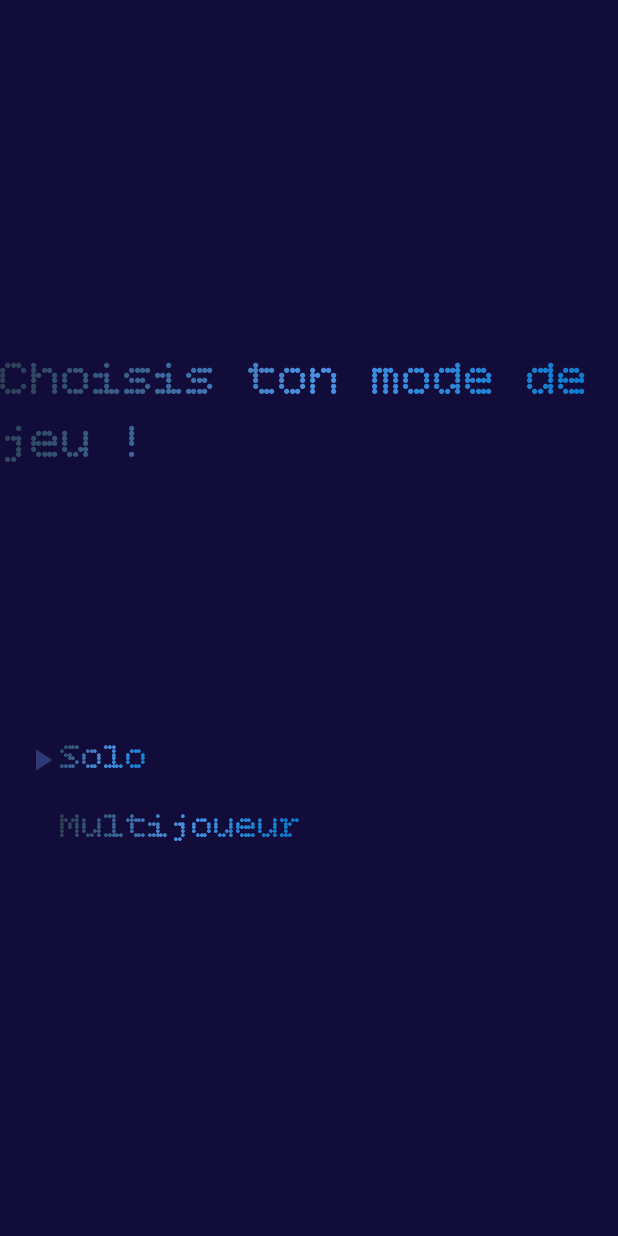
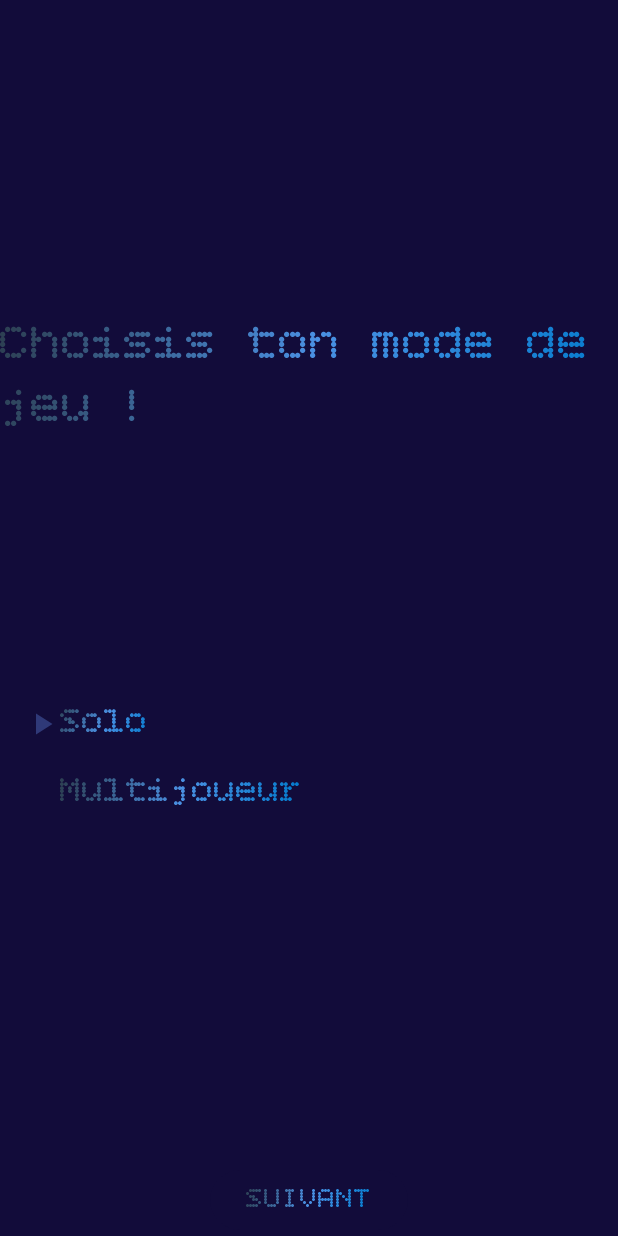
Before and after one commit to ssisirix361/tictactoe, an Android app built with Jetpack Compose: the screen it shows after launch (MainActivity), on a phone screen of 412 x 824 dp. Run offline under Robolectric (Android 15) with nearby library versions, the phone set to English and light mode, and no system bars.

Commit message:
Add game setup step, selection & configuration

```diff
--- a/app/src/main/java/com/easi/tictactoe/ui/screen/setup/GameSetupScreen.kt
+++ b/app/src/main/java/com/easi/tictactoe/ui/screen/setup/GameSetupScreen.kt
@@ -1,13 +1,19 @@
 package com.easi.tictactoe.ui.screen.setup
 
 import android.content.Context
+import androidx.compose.animation.Crossfade
+import androidx.compose.foundation.background
 import androidx.compose.foundation.layout.Arrangement
 import androidx.compose.foundation.layout.Box
 import androidx.compose.foundation.layout.Column
 import androidx.compose.foundation.layout.Spacer
+import androidx.compose.foundation.layout.WindowInsets
+import androidx.compose.foundation.layout.asPaddingValues
 import androidx.compose.foundation.layout.fillMaxSize
 import androidx.compose.foundation.layout.fillMaxWidth
 import androidx.compose.foundation.layout.height
+import androidx.compose.foundation.layout.navigationBars
+import androidx.compose.foundation.layout.padding
 import androidx.compose.material3.Text
 import androidx.compose.runtime.Composable
 import androidx.compose.runtime.MutableState
@@ -17,6 +23,7 @@ import androidx.compose.runtime.remember
 import androidx.compose.runtime.setValue
 import androidx.compose.ui.Alignment
 import androidx.compose.ui.Modifier
+import androidx.compose.ui.graphics.Color
 import androidx.compose.ui.platform.LocalContext
 import androidx.compose.ui.res.stringResource
 import androidx.compose.ui.tooling.preview.Preview
@@ -26,6 +33,7 @@ import androidx.lifecycle.viewmodel.compose.viewModel
 import androidx.navigation.NavController
 import com.easi.tictactoe.R
 import com.easi.tictactoe.components.AnimatedText
+import com.easi.tictactoe.components.GameButton
 import com.easi.tictactoe.model.GameMode
 import com.easi.tictactoe.ui.theme.TictactoeTheme
 import com.easi.tictactoe.viewmodel.GameViewModel
@@ -41,9 +49,28 @@ fun GameSetupScreen(modifier: Modifier, viewModel: GameViewModel = viewModel(),
 fun SetupBody( modifier: Modifier = Modifier, viewModel: GameViewModel = GameViewModel(), navController: NavController? = null
 ) {
     val context = LocalContext.current
+    var currentStep by remember { mutableStateOf(GameSetupStep.MODE_SELECTION) }
     var modeSelected by remember { mutableStateOf(GameMode.SINGLE) }
 
-    ModeSelectionView(context = context, selectedMode = modeSelected) { modeSelected = it}
+    Box(
+        modifier = Modifier
+            .fillMaxSize()
+            .padding(WindowInsets.navigationBars.asPaddingValues())
+    ) {
+        Crossfade(targetState = currentStep) { step ->
+            when (step) {
+                GameSetupStep.MODE_SELECTION -> {
+                    ModeSelectionView(context = context, selectedMode = modeSelected) { modeSelected = it}
+                }
+
+                GameSetupStep.PLAYER_CONFIGURATION -> {
+                    ///TODO
+                }
+            }
+        }
+    }
+
+//    ModeSelectionView(context = context, selectedMode = modeSelected) { modeSelected = it}
 }
 
 @Composable
@@ -86,11 +113,6 @@ fun ModeSelectionView(context: Context, selectedMode: GameMode, onModeSelected:
     }
 }
 
-@Composable
-fun GameButton(modifier: Modifier, text: String, content: () -> Unit) {
-
-}
-
 
 @Preview(showBackground = true)
 @Composable
--- /dev/null
+++ b/app/src/main/java/com/easi/tictactoe/ui/screen/setup/GameSetupStep.kt
@@ -0,0 +1,6 @@
+package com.easi.tictactoe.ui.screen.setup
+
+enum class GameSetupStep {
+    MODE_SELECTION,
+    PLAYER_CONFIGURATION
+}
```
